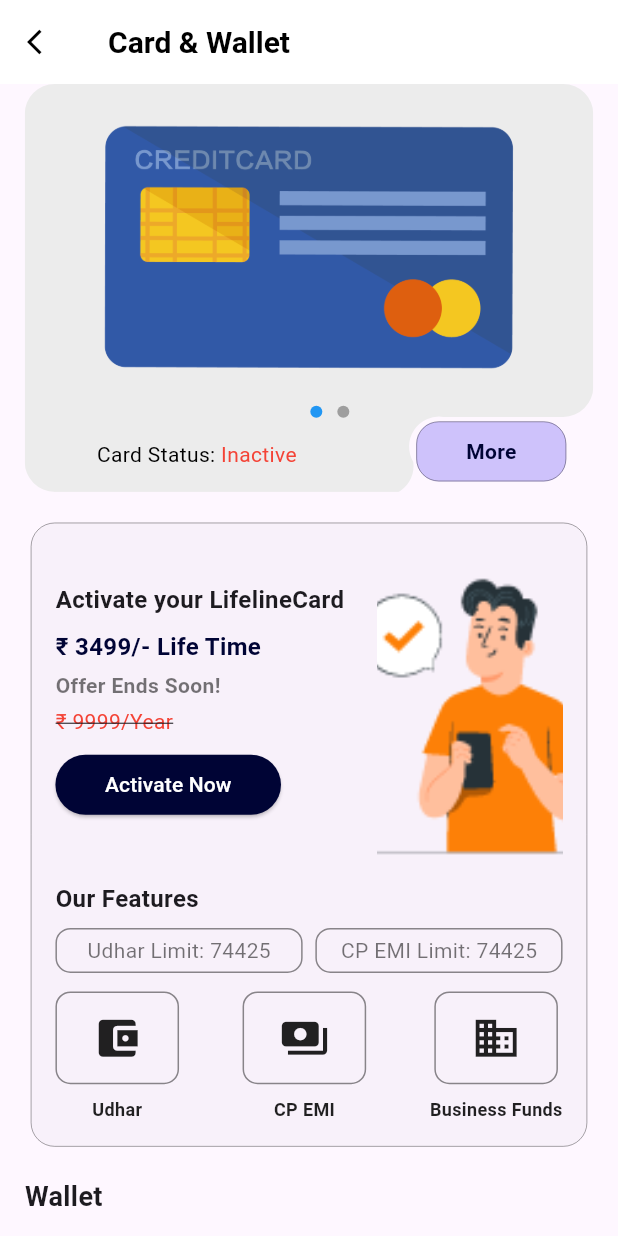
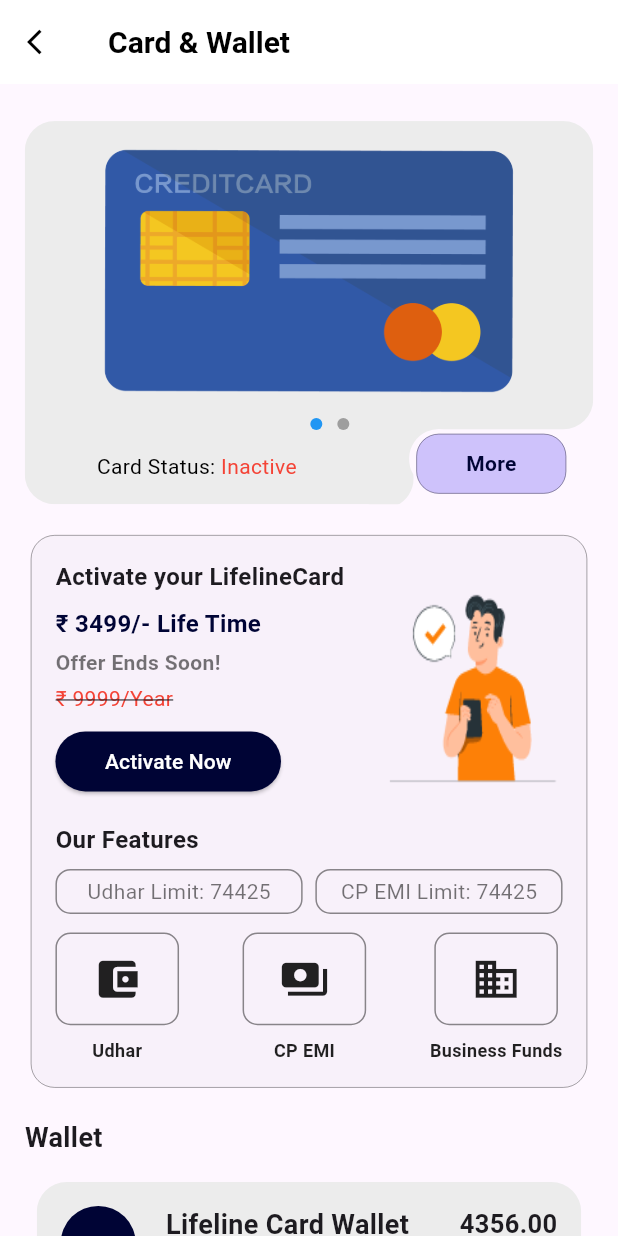
Before and after one commit to vrushabhbhanarkar333/Vrushabh, a Flutter app: the screen it shows after launch, on a phone screen of 412 x 824 dp. Run offline on Flutter 3.47's test engine with Material 3 defaults, Android fonts, the light colour scheme and no system bars; drawn by our look-alikes of carousel_slider.

Commit message:
key improvements

```diff
--- a/lib/screens/home_page.dart
+++ b/lib/screens/home_page.dart
@@ -42,6 +42,7 @@ class HomePage extends StatelessWidget {
           child: Column(
             crossAxisAlignment: CrossAxisAlignment.start,
             children: [
+              SizedBox(height: screenHeight * 0.03),
               CarouselPanelWidget(
                 imageUrls: [
                   'assets/credit_card_f.png',
@@ -154,9 +155,9 @@ class HomePage extends StatelessWidget {
                 SizedBox(width: screenWidth * 0.04),
                 Image.asset(
                   'assets/feature-4.png',
-                  height: screenHeight * 0.25,
-                  width: screenWidth * 0.3,
-                  fit: BoxFit.cover,
+                  height: screenHeight * 0.17,
+                  width: screenWidth * 0.30,
+                  fit: BoxFit.fill,
                 ),
               ],
             ),
--- a/lib/widgets/cursol_sliding_panel.dart
+++ b/lib/widgets/cursol_sliding_panel.dart
@@ -28,7 +28,7 @@ class _CarouselPanelWidgetState extends State<CarouselPanelWidget> {
           clipper: BottomRightClipper(),
           child: Container(
             color: AppColors.greyColor,
-            height: screenHeight * 0.33, // Increased height for larger carousel
+            height: screenHeight * 0.31,
             width: double.infinity,
           ),
         ),
@@ -36,6 +36,7 @@ class _CarouselPanelWidgetState extends State<CarouselPanelWidget> {
           top: 0,
           left: 0,
           right: 0,
+          bottom: 60,
           child: CarouselSlider(
             options: CarouselOptions(
               enlargeCenterPage: true,
```
